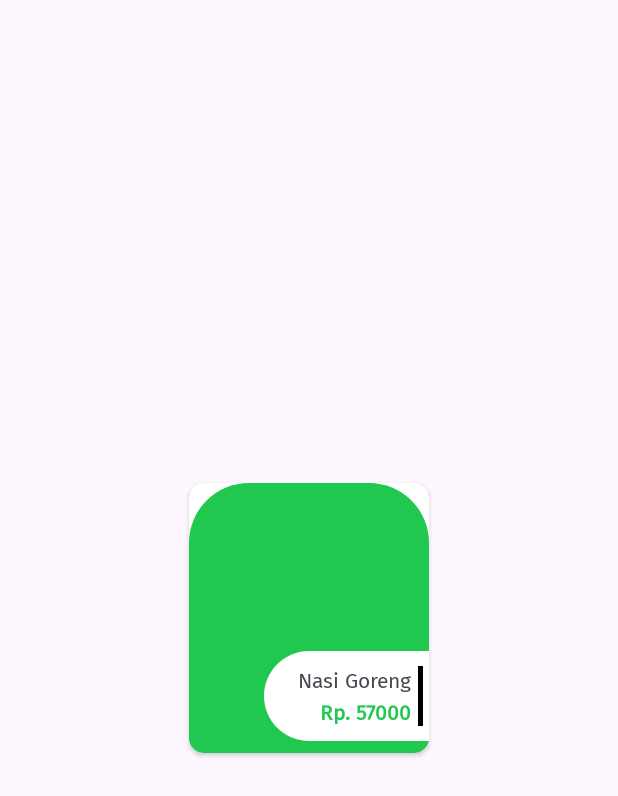
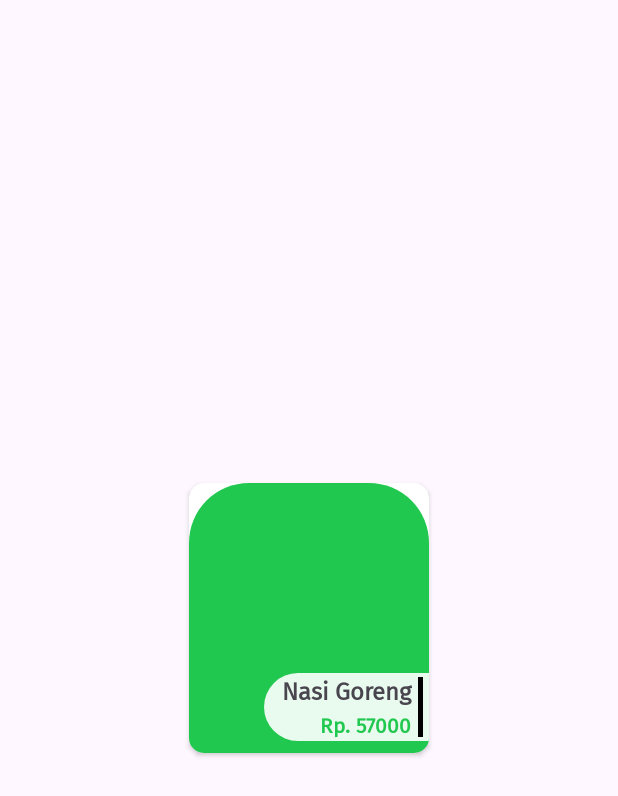
Before and after one commit to Syn57/JajaburId, an Android app: the layout item_food.xml on its own in the app's theme, with its tools: preview values and no code run, on a phone screen of 412 x 824 dp. Shown: the top 796 px of the screen. Run offline under Robolectric (Android 15) with nearby library versions, the light colour scheme and no system bars; network calls fail.

Commit message:
Finalizing all feature

```diff
--- a/app/src/main/java/com/folkatech/jajaburid/view/home/MainActivity.kt
+++ b/app/src/main/java/com/folkatech/jajaburid/view/home/MainActivity.kt
@@ -1,4 +1,5 @@
 package com.folkatech.jajaburid.view.home
+
 
 import android.content.Intent
 import androidx.appcompat.app.AppCompatActivity
@@ -16,6 +17,7 @@ import com.folkatech.jajaburid.view.detail.DetailActivity
 import com.google.android.material.bottomsheet.BottomSheetBehavior
 import org.koin.android.ext.android.inject
 
+
 class MainActivity : AppCompatActivity() {
 
     private lateinit var binding: ActivityMainBinding
@@ -31,9 +33,6 @@ class MainActivity : AppCompatActivity() {
 
         //Data integration
         getData()
-
-
-
 
     }
 
--- a/app/src/main/res/drawable/bg_title_food.xml
+++ b/app/src/main/res/drawable/bg_title_food.xml
@@ -1,5 +1,5 @@
 <?xml version="1.0" encoding="utf-8"?>
 <shape xmlns:android="http://schemas.android.com/apk/res/android">
-    <solid android:color="@color/white"/>
+    <solid android:color="#E6FFFFFF"/>
     <corners android:bottomLeftRadius="80dp" android:topLeftRadius="80dp"/>
 </shape>
--- a/app/src/main/res/layout/activity_detail.xml
+++ b/app/src/main/res/layout/activity_detail.xml
@@ -30,7 +30,7 @@
     <ImageView
         android:id="@+id/iv_bg_price_detail"
         android:layout_width="match_parent"
-        android:layout_height="80dp"
+        android:layout_height="60dp"
         android:src="@drawable/bg_bottom_bar"
         app:layout_constraintBottom_toBottomOf="@id/iv_photo_detail"
         app:layout_constraintStart_toStartOf="parent"
@@ -38,8 +38,8 @@
 
     <ImageView
         android:id="@+id/iv_share"
-        android:layout_width="36dp"
-        android:layout_height="36dp"
+        android:layout_width="24dp"
+        android:layout_height="24dp"
         android:src="@drawable/ic_share"
         android:layout_marginEnd="31dp"
         app:layout_constraintTop_toTopOf="@id/iv_bg_price_detail"
--- a/app/src/main/res/layout/item_food.xml
+++ b/app/src/main/res/layout/item_food.xml
@@ -24,11 +24,11 @@
         <ImageView
             android:id="@+id/iv_bg_title"
             android:layout_width="110dp"
-            android:layout_height="60dp"
+            android:layout_height="45dp"
+            android:layout_marginBottom="8dp"
             android:src="@drawable/bg_title_food"
-            app:layout_constraintEnd_toEndOf="parent"
             app:layout_constraintBottom_toBottomOf="parent"
-            android:layout_marginBottom="8dp"/>
+            app:layout_constraintEnd_toEndOf="parent" />
 
         <View
             android:id="@+id/v1"
@@ -46,6 +46,8 @@
             android:layout_height="wrap_content"
             android:text="Nasi Goreng"
             android:layout_marginEnd="4dp"
+            android:textStyle="bold"
+            android:textSize="16sp"
             app:layout_constraintVertical_chainStyle="packed"
             app:layout_constraintBottom_toTopOf="@id/tv_price"
             app:layout_constraintTop_toTopOf="@id/v1"
```
